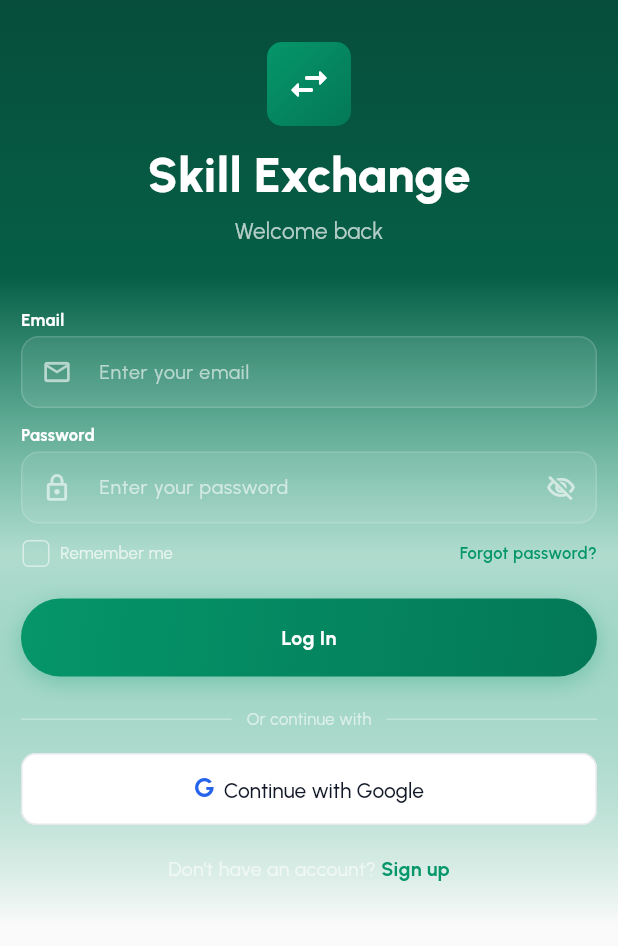
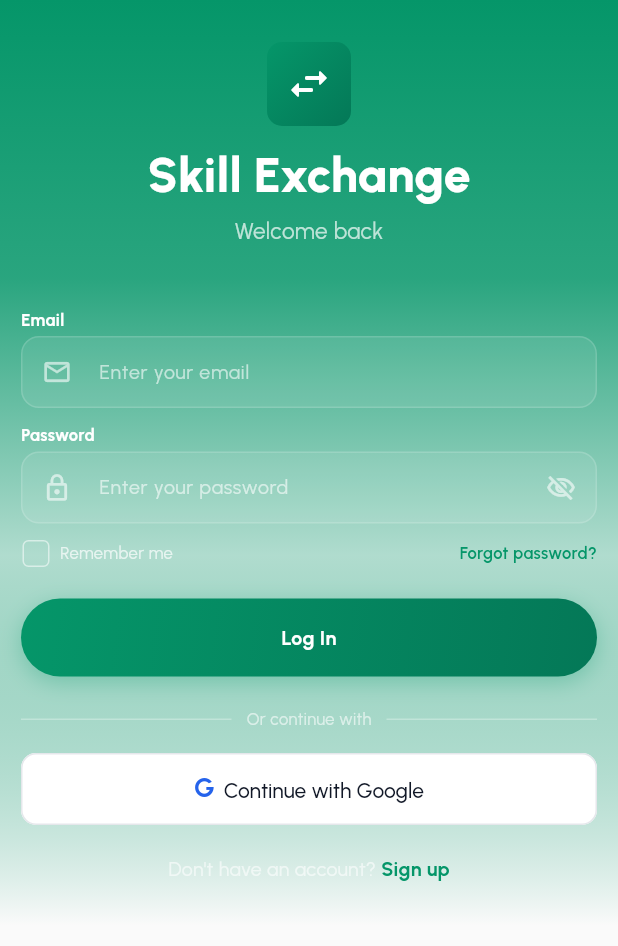
Before and after one commit to Pushparaj13811/flutter, a Flutter app: the screen it shows after launch, on a phone screen of 412 x 824 dp. Shown: the top 946 px of the screen. Run offline on Flutter 3.47's test engine with Material 3 defaults, Android fonts, the phone set to English and light mode, and no system bars; our stand-ins replace cached_network_image, chewie, cloud_firestore, connectivity_plus, firebase_auth, firebase_core and 13 more; missing offline and left inert: agora_rtc_engine; accounts and stored records are empty.

Commit message:
fix: use brand primary color for auth gradient instead of hardcoded values
Co-Authored-By: Claude Opus 4.6 (1M context) <noreply@anthropic.com>

```diff
--- a/lib/features/auth/screens/login_screen.dart
+++ b/lib/features/auth/screens/login_screen.dart
@@ -105,9 +105,9 @@ class _LoginScreenState extends ConsumerState<LoginScreen> {
             end: Alignment.bottomCenter,
             stops: const [0.0, 0.3, 0.6, 1.0],
             colors: [
-              const Color(0xFF064E3B),
-              const Color(0xFF065F46),
-              const Color(0xFF059669).withValues(alpha: 0.3),
+              context.colors.primary,
+              context.colors.primary.withValues(alpha: 0.85),
+              context.colors.primary.withValues(alpha: 0.3),
               scaffoldBg,
             ],
           ),
--- a/lib/features/auth/screens/signup_screen.dart
+++ b/lib/features/auth/screens/signup_screen.dart
@@ -112,9 +112,9 @@ class _SignupScreenState extends ConsumerState<SignupScreen> {
             end: Alignment.bottomCenter,
             stops: const [0.0, 0.3, 0.6, 1.0],
             colors: [
-              const Color(0xFF064E3B),
-              const Color(0xFF065F46),
-              const Color(0xFF059669).withValues(alpha: 0.3),
+              context.colors.primary,
+              context.colors.primary.withValues(alpha: 0.85),
+              context.colors.primary.withValues(alpha: 0.3),
               scaffoldBg,
             ],
           ),
```
